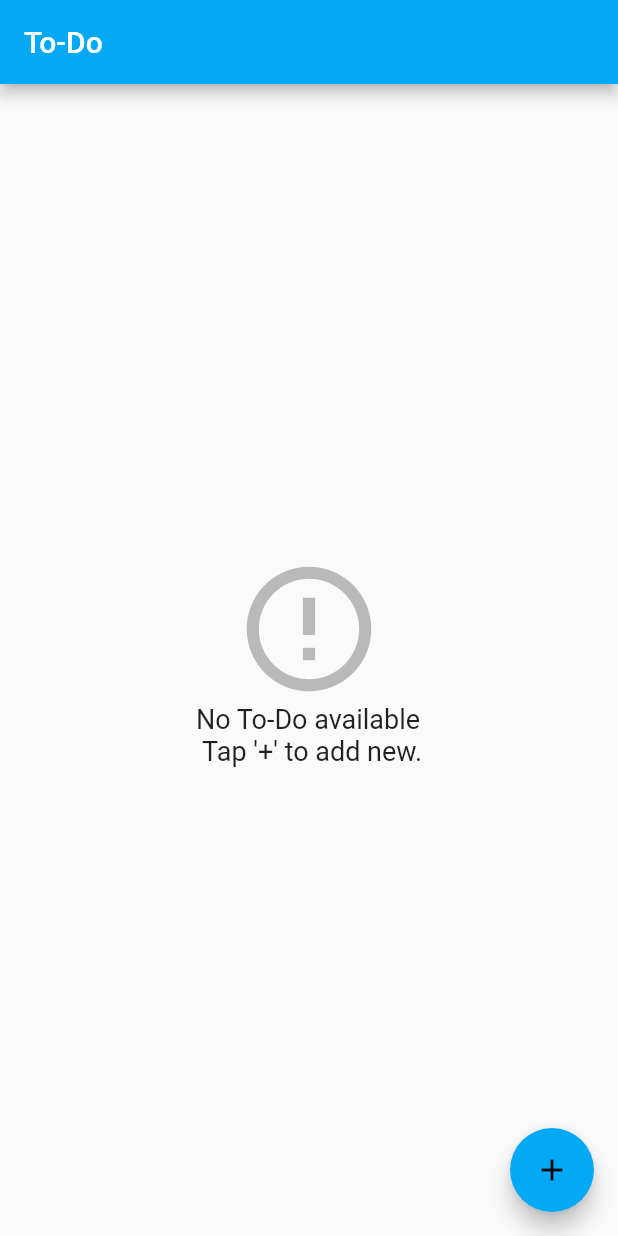
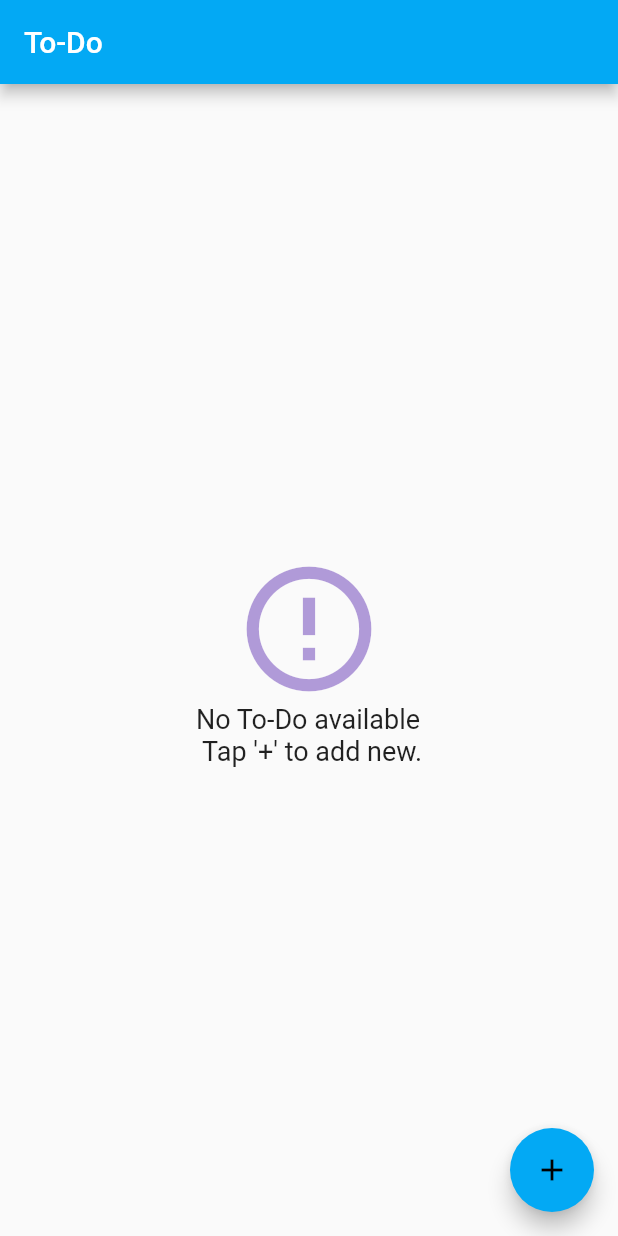
Before and after one commit to nbakh16/simple_todo, a Flutter app: the screen it shows after launch, on a phone screen of 412 x 824 dp. Run offline on Flutter 3.47's test engine with Material 2 defaults, Android fonts, the phone set to English and light mode, and no system bars.

Commit message:
ListTile redesigned, improved theme

```diff
--- a/lib/main.dart
+++ b/lib/main.dart
@@ -43,17 +43,22 @@ class _MyAppState extends State<MyApp> {
 
       ),
       iconTheme: const IconThemeData(
-          color: Colors.black26
+          color: Colors.deepPurple
       ),
       listTileTheme: ListTileThemeData(
-          tileColor: Colors.lightGreen[400],
-          selectedTileColor: Colors.deepOrange[200]
+          tileColor: Colors.lightGreen,
+          selectedTileColor: Colors.deepOrange
       ),
       elevatedButtonTheme: ElevatedButtonThemeData(
           style: ElevatedButton.styleFrom(
               foregroundColor: Colors.white,
               shape: RoundedRectangleBorder(borderRadius: BorderRadius.circular(12))
           )
+      ),
+      textButtonTheme: TextButtonThemeData(
+        style: TextButton.styleFrom(
+          foregroundColor: Colors.blue
+        )
       )
   );
 
@@ -72,17 +77,22 @@ class _MyAppState extends State<MyApp> {
           labelStyle: TextStyle(color: Colors.white)
       ),
       iconTheme: IconThemeData(
-        color: Colors.deepPurple[500]
+        color: Colors.deepPurple[200]
       ),
       listTileTheme: const ListTileThemeData(
           tileColor: Colors.green,
-          selectedTileColor: Colors.amber
+          selectedTileColor: Colors.orange
       ),
       elevatedButtonTheme: ElevatedButtonThemeData(
           style: ElevatedButton.styleFrom(
               foregroundColor: Colors.white,
               shape: RoundedRectangleBorder(borderRadius: BorderRadius.circular(12))
           )
+      ),
+      textButtonTheme: TextButtonThemeData(
+          style: TextButton.styleFrom(
+              foregroundColor: Colors.deepPurple[200]
+          )
       )
   );
 }
```
Also changed, not shown: lib/view/home_view.dart (+40 -13 lines).
